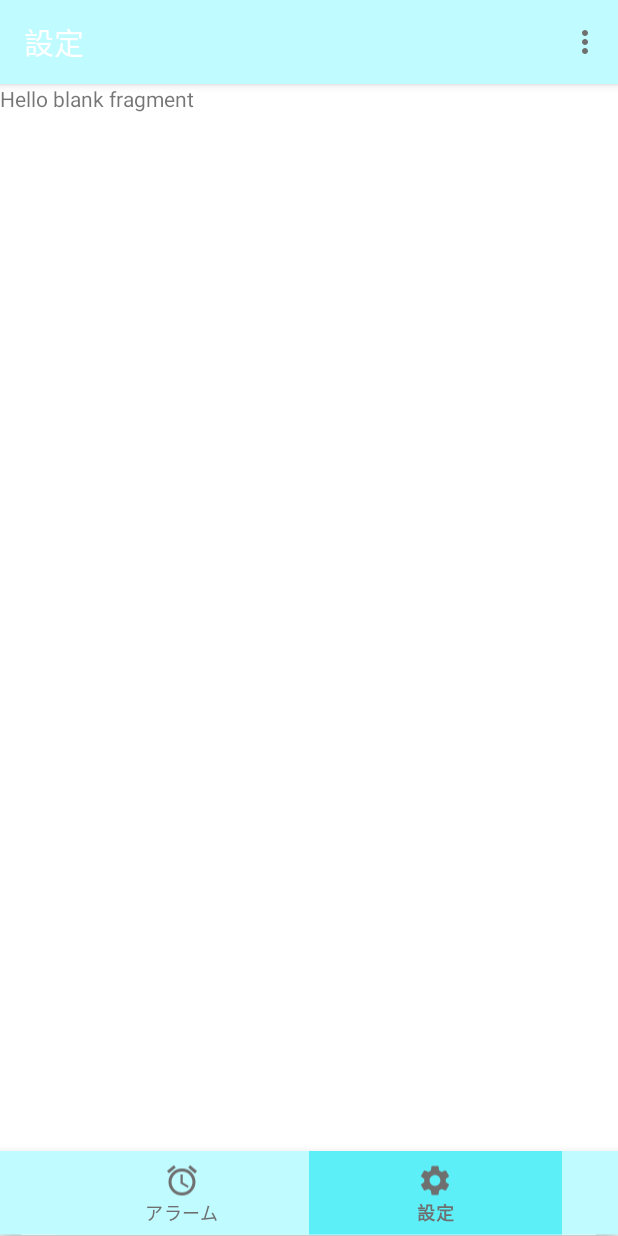
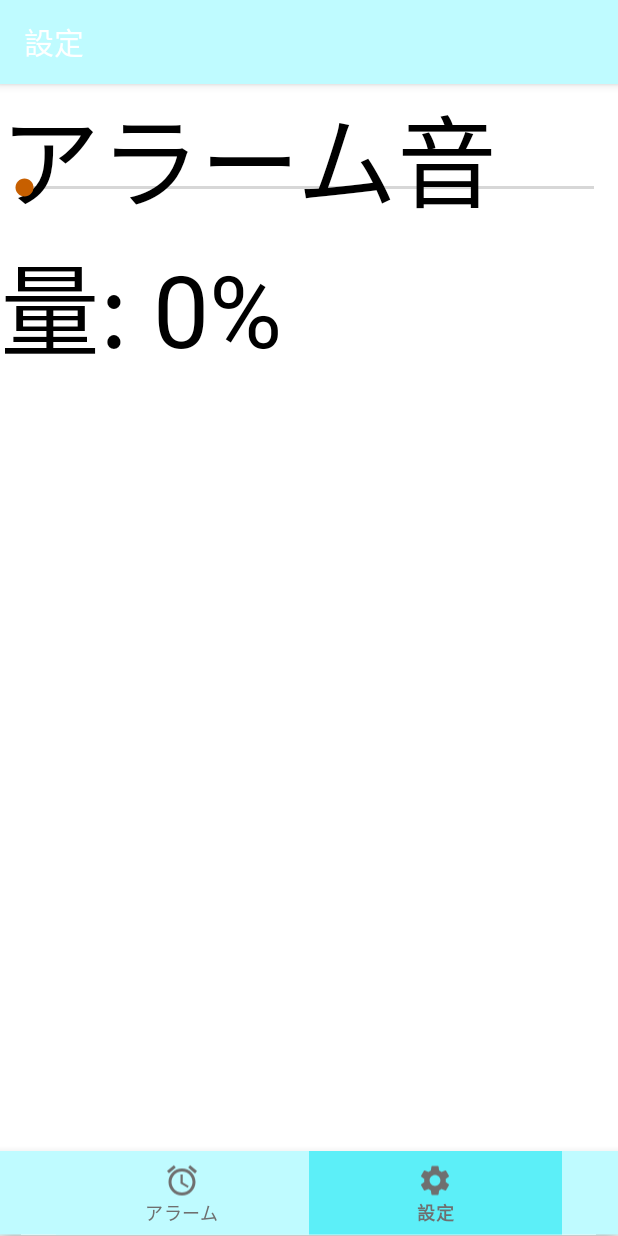
Before and after one commit to haruto0707/HACKU-Meijo-2023-codespaces, an Android app: the screen it shows after launch (MainActivity), item 2 of the bottom bar chosen, on a phone screen of 412 x 824 dp. Run offline under Robolectric (Android 15) with nearby library versions, the phone set to English and light mode, and no system bars.

Commit message:
make volume seek bar

```diff
--- a/app/src/main/java/com/raywenderlich/android/sleepguardian/Home.kt
+++ b/app/src/main/java/com/raywenderlich/android/sleepguardian/Home.kt
@@ -176,7 +176,7 @@ class Home : Fragment() {
             .setTimeFormat(TimeFormat.CLOCK_12H)
             .setHour(12)
             .setMinute(0)
-            .setTitleText("時間をセットしてください")  // タイポ修正
+            .setTitleText("時間を設定してください")
             .build()
 
         picker.show(parentFragmentManager, "Sleep Guardian")
--- a/app/src/main/java/com/raywenderlich/android/sleepguardian/MainActivity.kt
+++ b/app/src/main/java/com/raywenderlich/android/sleepguardian/MainActivity.kt
@@ -34,6 +34,7 @@
 
 package com.raywenderlich.android.sleepguardian
 
+import Setting
 import android.Manifest.permission.ACTIVITY_RECOGNITION
 import android.content.Intent
 import android.net.Uri
@@ -168,19 +169,19 @@ class MainActivity : AppCompatActivity() {
     return if (resourceId > 0) resources.getDimensionPixelSize(resourceId) else 0
   }
 
-  //アクションバーのメニュー表示
-  override fun onCreateOptionsMenu(menu: Menu?): Boolean {
-    menuInflater.inflate(R.menu.actionbar, menu)
-    return true
-  }
+//  //アクションバーのメニュー表示
+//  override fun onCreateOptionsMenu(menu: Menu?): Boolean {
+//    menuInflater.inflate(R.menu.actionbar, menu)
+//    return true
+//  }
 
-  //アクションバーのボタン押下
-  override fun onOptionsItemSelected(item: MenuItem): Boolean {
-    when (item.itemId) {
-      R.id.menu1 -> return true
-      }
-    return super.onOptionsItemSelected(item)
-  }
+//  //アクションバーのボタン押下
+//  override fun onOptionsItemSelected(item: MenuItem): Boolean {
+//    when (item.itemId) {
+//      R.id.menu1 -> return true
+//      }
+//    return super.onOptionsItemSelected(item)
+//  }
 
   //BottomNavigationViewの画面フラグ用関数
   private fun replaceFragment(fragment : Fragment)
--- a/app/src/main/java/com/raywenderlich/android/sleepguardian/Setting.kt
+++ b/app/src/main/java/com/raywenderlich/android/sleepguardian/Setting.kt
@@ -1,59 +1,65 @@
-package com.raywenderlich.android.sleepguardian
-
+import android.content.Context
+import android.media.AudioManager
 import android.os.Bundle
 import android.view.LayoutInflater
 import android.view.View
 import android.view.ViewGroup
+import android.widget.SeekBar
+import android.widget.TextView
 import androidx.fragment.app.Fragment
+import com.raywenderlich.android.sleepguardian.R
 
-// TODO: Rename parameter arguments, choose names that match
-// the fragment initialization parameters, e.g. ARG_ITEM_NUMBER
-private const val ARG_PARAM1 = "param1"
-private const val ARG_PARAM2 = "param2"
+class Setting : Fragment() {
 
-/**
- * A simple [Fragment] subclass.
- * Use the [Setting.newInstance] factory method to
- * create an instance of this fragment.
- */
-class Setting : Fragment() {
-    // TODO: Rename and change types of parameters
-    private var param1: String? = null
-    private var param2: String? = null
-
-    override fun onCreate(savedInstanceState: Bundle?) {
-        super.onCreate(savedInstanceState)
-        arguments?.let {
-            param1 = it.getString(ARG_PARAM1)
-            param2 = it.getString(ARG_PARAM2)
-        }
-    }
+    private lateinit var audioManager: AudioManager
+    private lateinit var volumeSeekBar: SeekBar
+    private lateinit var volumeTextView: TextView
 
     override fun onCreateView(
         inflater: LayoutInflater, container: ViewGroup?,
         savedInstanceState: Bundle?
     ): View? {
         // Inflate the layout for this fragment
-        return inflater.inflate(R.layout.fragment_setting, container, false)
+        val view = inflater.inflate(R.layout.fragment_setting, container, false)
+
+        audioManager = requireContext().getSystemService(Context.AUDIO_SERVICE) as AudioManager
+        volumeSeekBar = view.findViewById(R.id.volumeSeekBar)
+        volumeTextView = view.findViewById(R.id.volumeText)
+
+        // 音量の最大値をSeekBarの最大値に設定
+        val maxVolume = audioManager.getStreamMaxVolume(AudioManager.STREAM_MUSIC)
+        volumeSeekBar.max = maxVolume
+
+        // 現在の音量を取得し、SeekBarとTextViewに反映
+        val currentVolume = audioManager.getStreamVolume(AudioManager.STREAM_MUSIC)
+        volumeSeekBar.progress = currentVolume
+        updateVolumeTextView(currentVolume, maxVolume)
+
+        // SeekBarの変更をリスニング
+        volumeSeekBar.setOnSeekBarChangeListener(object : SeekBar.OnSeekBarChangeListener {
+            override fun onProgressChanged(seekBar: SeekBar?, progress: Int, fromUser: Boolean) {
+                // SeekBarの変更があった場合、音量を変更
+                if (fromUser) {
+                    audioManager.setStreamVolume(AudioManager.STREAM_MUSIC, progress, 0)
+                    updateVolumeTextView(progress, maxVolume)
+                }
+            }
+
+            override fun onStartTrackingTouch(seekBar: SeekBar?) {
+                // 何もしない
+            }
+
+            override fun onStopTrackingTouch(seekBar: SeekBar?) {
+                // 何もしない
+            }
+        })
+
+        return view
     }
 
-    companion object {
-        /**
-         * Use this factory method to create a new instance of
-         * this fragment using the provided parameters.
-         *
-         * @param param1 Parameter 1.
-         * @param param2 Parameter 2.
-         * @return A new instance of fragment Setting.
-         */
-        // TODO: Rename and change types and number of parameters
-        @JvmStatic
-        fun newInstance(param1: String, param2: String) =
-            Setting().apply {
-                arguments = Bundle().apply {
-                    putString(ARG_PARAM1, param1)
-                    putString(ARG_PARAM2, param2)
-                }
-            }
+    private fun updateVolumeTextView(currentVolume: Int, maxVolume: Int) {
+        // 音量のパーセンテージを計算し、TextViewに表示
+        val volumePercentage = (currentVolume.toFloat() / maxVolume.toFloat() * 100).toInt()
+        volumeTextView.text = getString(R.string.volume_percentage, volumePercentage)
     }
 }
--- a/app/src/main/res/layout/fragment_setting.xml
+++ b/app/src/main/res/layout/fragment_setting.xml
@@ -6,10 +6,19 @@
     android:background="#FFFFFF"
     tools:context=".Setting">
 
-    <!-- TODO: Update blank fragment layout -->
     <TextView
+        android:id="@+id/volumeText"
+        android:layout_width="wrap_content"
+        android:layout_height="wrap_content"
+        android:text="@string/volume_percentage"
+        android:textColor="#000000"
+        android:textSize="100px"/>
+
+    <SeekBar
+        android:id="@+id/volumeSeekBar"
         android:layout_width="match_parent"
-        android:layout_height="match_parent"
-        android:text="@string/hello_blank_fragment" />
-
+        android:layout_height="wrap_content"
+        android:max="100"
+        android:progress="50"
+        android:translationY="60dp" />
 </FrameLayout>
--- a/app/src/main/res/menu/actionbar.xml
+++ b/app/src/main/res/menu/actionbar.xml
@@ -3,10 +3,10 @@
     xmlns:app="http://schemas.android.com/apk/res-auto"
     >
 
-    <item
-        android:id="@+id/menu1"
-        android:title="アラームの削除"
-        />
+<!--    <item-->
+<!--        android:id="@+id/menu1"-->
+<!--        android:title="アラームの削除"-->
+<!--        />-->
 
 
 
--- a/app/src/main/res/values/strings.xml
+++ b/app/src/main/res/values/strings.xml
@@ -3,4 +3,6 @@
     <!-- TODO: Remove or change this placeholder text -->
     <string name="hello_blank_fragment">Hello blank fragment</string>
     <string name="plus_button_description">Description for plus button</string>
+    <string name="volume_percentage">アラーム音量: %d%%</string>
+
 </resources>
```
Also changed, not shown: app/src/main/res/layout/fragment_home.xml (+4 -4 lines), 118 other files.
